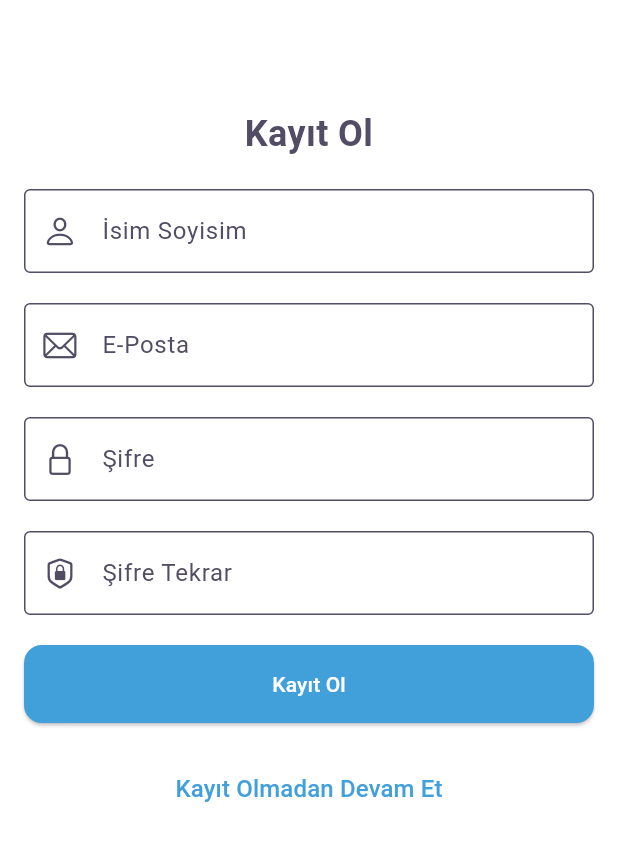
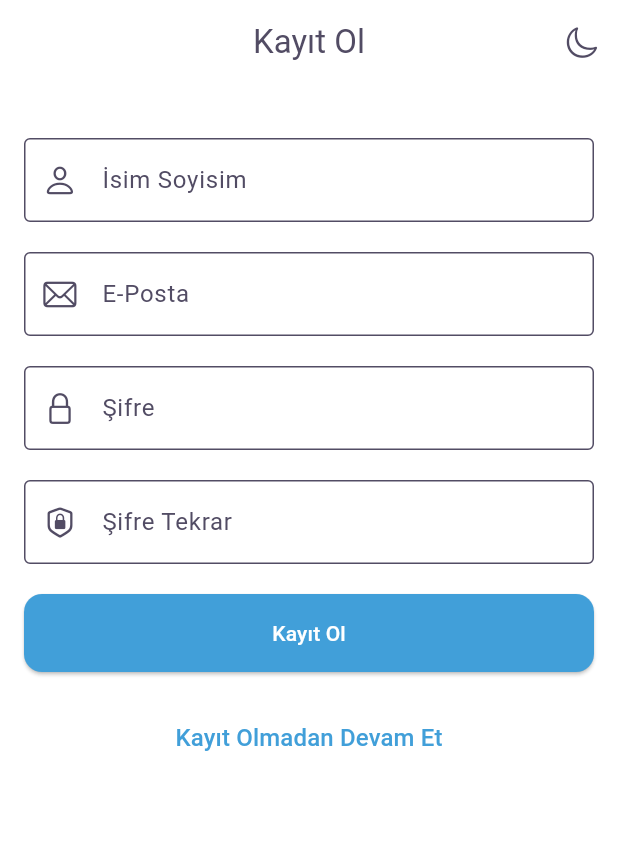
Before and after one commit to TalhaGuer/Flutter-Sptynss, a Flutter app: the screen it shows after launch, on a phone screen of 412 x 824 dp. Shown: the top 841 px of the screen. Run offline on Flutter 3.47's test engine with Material 3 defaults, Android fonts, the phone set to English and light mode, and no system bars; our stand-ins replace google_fonts.

Commit message:
Loading ekranı güncellendi
Dark ve Ligth tema için buton eklendi kod yapısı daha düzenli hale getirildi

```diff
--- a/lib/screens/loading_screen.dart
+++ b/lib/screens/loading_screen.dart
@@ -8,23 +8,26 @@ class LoadingScreen extends StatelessWidget {
 
   @override
   Widget build(BuildContext context) {
-    Provider.of<ThemeProvider>(context);
+    final themeProvider = Provider.of<ThemeProvider>(context);
 
     return Scaffold(
       appBar: AppBar(
-        title: const Text(""),
+        title: const Text("Kayıt Ol"),
         centerTitle: true,
         automaticallyImplyLeading: false,
+        actions: [
+          IconButton(
+            icon: const Icon(CupertinoIcons.moon),
+            onPressed: () {
+              themeProvider.toggleTheme();
+            },
+          ),
+        ],
       ),
       body: Padding(
         padding: const EdgeInsets.all(16.0),
         child: ListView(
           children: [
-            const Text(
-              "Kayıt Ol",
-              style: TextStyle(fontSize: 24, fontWeight: FontWeight.bold),
-              textAlign: TextAlign.center,
-            ),
             const SizedBox(height: 20),
             TextField(
               decoration: InputDecoration(
@@ -69,7 +72,9 @@ class LoadingScreen extends StatelessWidget {
             ),
             const SizedBox(height: 20),
             ElevatedButton(
-              onPressed: () {},
+              onPressed: () {
+                // Kayıt işlemi yapılacak
+              },
               style: ElevatedButton.styleFrom(
                 backgroundColor: Theme.of(context).colorScheme.primary,
                 foregroundColor: Theme.of(context).colorScheme.onPrimary,
```
